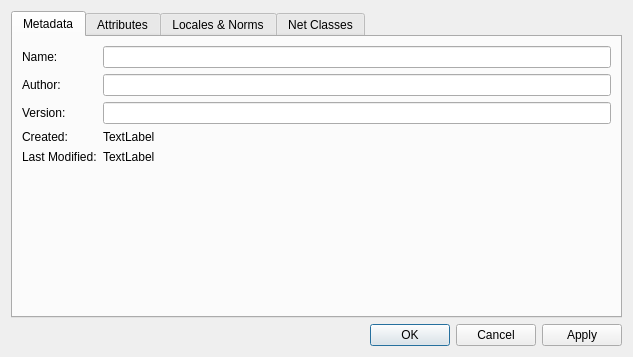
Old version of the form libs/librepcb/editor/project/projectsetupdialog.ui in the repository LibrePCB/LibrePCB.
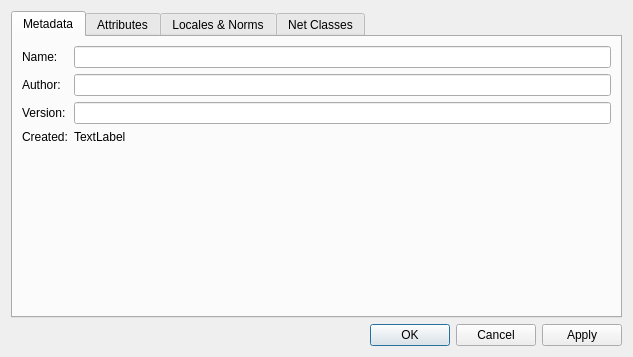
New version of the form. Icons and pictures are not drawn. Custom widgets are drawn as their Qt base class.

Commit message: Rename attributes 'MODIFIED_DATE/TIME' to 'DATE/TIME'

The edit to the form file:
```diff
--- a/libs/librepcb/editor/project/projectsetupdialog.ui
+++ b/libs/librepcb/editor/project/projectsetupdialog.ui
@@ -72,20 +72,6 @@
          </property>
         </widget>
        </item>
-       <item row="4" column="0">
-        <widget class="QLabel" name="label_32">
-         <property name="text">
-          <string>Last Modified:</string>
-         </property>
-        </widget>
-       </item>
-       <item row="4" column="1">
-        <widget class="QLabel" name="lblProjectLastModified">
-         <property name="text">
-          <string notr="true">TextLabel</string>
-         </property>
-        </widget>
-       </item>
       </layout>
      </widget>
      <widget class="QWidget" name="tabAttributes">
```
The commit also changes 13 other files.
